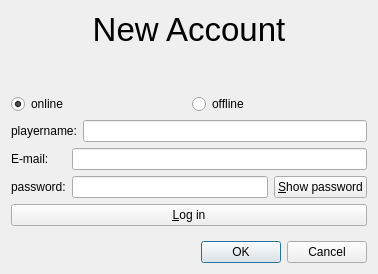
The window that Kaminec/UI/validatedialog.ui (kaniol-lck/Kaminec) describes before a commit, drawn with Qt 5.
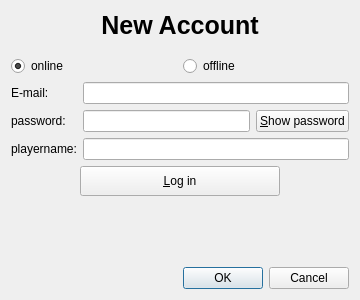
The same window after the commit.

```diff
--- a/Kaminec/UI/validatedialog.ui
+++ b/Kaminec/UI/validatedialog.ui
@@ -6,8 +6,8 @@
    <rect>
     <x>0</x>
     <y>0</y>
-    <width>378</width>
-    <height>274</height>
+    <width>360</width>
+    <height>300</height>
    </rect>
   </property>
   <property name="windowTitle">
@@ -18,7 +18,10 @@
     <widget class="QLabel" name="login_label">
      <property name="font">
       <font>
-       <pointsize>25</pointsize>
+       <pointsize>19</pointsize>
+       <weight>75</weight>
+       <italic>false</italic>
+       <bold>true</bold>
       </font>
      </property>
      <property name="layoutDirection">
@@ -43,7 +46,7 @@
      <property name="sizeHint" stdset="0">
       <size>
        <width>20</width>
-       <height>40</height>
+       <height>10</height>
       </size>
      </property>
     </spacer>
@@ -72,27 +75,22 @@
      </item>
     </layout>
    </item>
-   <item>
-    <layout class="QHBoxLayout" name="horizontalLayout">
-     <item>
-      <widget class="QLabel" name="playername_label">
-       <property name="text">
-        <string>playername:</string>
-       </property>
-       <property name="buddy">
-        <cstring>playername_le</cstring>
-       </property>
-      </widget>
-     </item>
-     <item>
-      <widget class="QLineEdit" name="playername_le"/>
-     </item>
-    </layout>
-   </item>
    <item>
     <layout class="QGridLayout" name="gridLayout">
-     <item row="0" column="0">
+     <item row="1" column="0">
       <widget class="QLabel" name="email_label">
+       <property name="sizePolicy">
+        <sizepolicy hsizetype="Fixed" vsizetype="Preferred">
+         <horstretch>0</horstretch>
+         <verstretch>0</verstretch>
+        </sizepolicy>
+       </property>
+       <property name="minimumSize">
+        <size>
+         <width>50</width>
+         <height>0</height>
+        </size>
+       </property>
        <property name="text">
         <string>E-mail:</string>
        </property>
@@ -101,7 +99,10 @@
        </property>
       </widget>
      </item>
-     <item row="1" column="0">
+     <item row="1" column="1" colspan="2">
+      <widget class="QLineEdit" name="email_le"/>
+     </item>
+     <item row="2" column="0">
       <widget class="QLabel" name="password_label">
        <property name="text">
         <string>password:</string>
@@ -111,30 +112,98 @@
        </property>
       </widget>
      </item>
-     <item row="1" column="1">
-      <widget class="QLineEdit" name="password_le"/>
+     <item row="2" column="1" colspan="2">
+      <layout class="QHBoxLayout" name="horizontalLayout_3">
+       <item>
+        <widget class="QLineEdit" name="password_le"/>
+       </item>
+       <item>
+        <widget class="QPushButton" name="showPassword_pb">
+         <property name="text">
+          <string>&amp;Show password</string>
+         </property>
+         <property name="checkable">
+          <bool>true</bool>
+         </property>
+        </widget>
+       </item>
+      </layout>
      </item>
-     <item row="1" column="2">
-      <widget class="QPushButton" name="showPassword_pb">
+     <item row="3" column="0">
+      <widget class="QLabel" name="playername_label">
+       <property name="sizePolicy">
+        <sizepolicy hsizetype="Fixed" vsizetype="Preferred">
+         <horstretch>0</horstretch>
+         <verstretch>0</verstretch>
+        </sizepolicy>
+       </property>
+       <property name="minimumSize">
+        <size>
+         <width>50</width>
+         <height>0</height>
+        </size>
+       </property>
        <property name="text">
-        <string>&amp;Show password</string>
+        <string>playername:</string>
        </property>
-       <property name="checkable">
-        <bool>true</bool>
+       <property name="buddy">
+        <cstring>playername_le</cstring>
        </property>
       </widget>
      </item>
-     <item row="0" column="1" colspan="2">
-      <widget class="QLineEdit" name="email_le"/>
+     <item row="3" column="1" colspan="2">
+      <widget class="QLineEdit" name="playername_le"/>
      </item>
     </layout>
    </item>
    <item>
-    <widget class="QPushButton" name="login_pb">
-     <property name="text">
-      <string>&amp;Log in</string>
-     </property>
-    </widget>
+    <layout class="QHBoxLayout" name="horizontalLayout">
+     <item>
+      <spacer name="horizontalSpacer">
+       <property name="orientation">
+        <enum>Qt::Horizontal</enum>
+       </property>
+       <property name="sizeHint" stdset="0">
+        <size>
+         <width>40</width>
+         <height>20</height>
+        </size>
+       </property>
+      </spacer>
+     </item>
+     <item>
+      <widget class="QPushButton" name="log_in_out_pb">
+       <property name="sizePolicy">
+        <sizepolicy hsizetype="Fixed" vsizetype="Fixed">
+         <horstretch>0</horstretch>
+         <verstretch>0</verstretch>
+        </sizepolicy>
+       </property>
+       <property name="minimumSize">
+        <size>
+         <width>200</width>
+         <height>30</height>
+        </size>
+       </property>
+       <property name="text">
+        <string>&amp;Log in</string>
+       </property>
+      </widget>
+     </item>
+     <item>
+      <spacer name="horizontalSpacer_2">
+       <property name="orientation">
+        <enum>Qt::Horizontal</enum>
+       </property>
+       <property name="sizeHint" stdset="0">
+        <size>
+         <width>40</width>
+         <height>20</height>
+        </size>
+       </property>
+      </spacer>
+     </item>
+    </layout>
    </item>
    <item>
     <spacer name="verticalSpacer_2">
```
Left out of the diff: 30 changed lines with no effect on the pictures.
